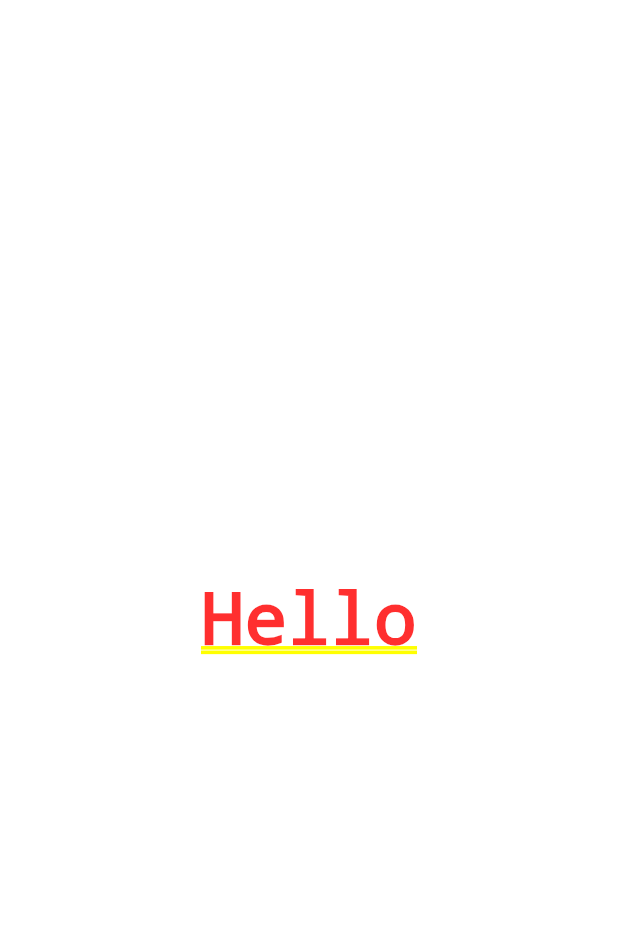
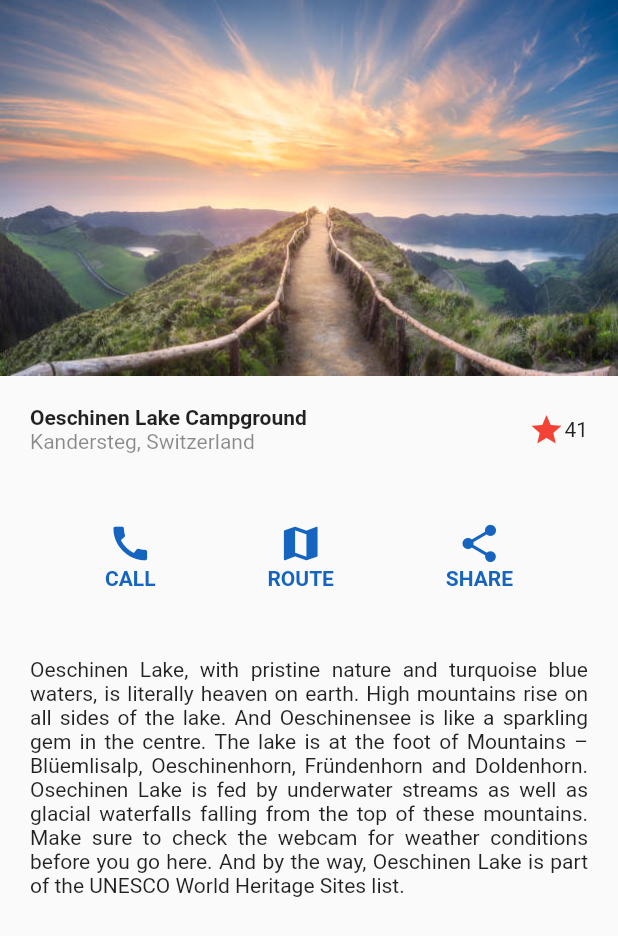
Before and after one commit to favioamarillapy/flutter_designs, a Flutter app: the screen it shows after launch, on a phone screen of 412 x 824 dp. Shown: the top 936 px of the screen. Run offline on Flutter 3.47's test engine with Material 2 defaults, Android fonts, the phone set to English and light mode, and no system bars.

Commit message:
Added travel design

```diff
--- a/lib/main.dart
+++ b/lib/main.dart
@@ -1,16 +1,27 @@
 import 'package:flutter/material.dart';
+import 'package:flutter_designs/src/screens/basic_design.dart';
 
 void main() => runApp(MyApp());
 
 class MyApp extends StatelessWidget {
   @override
   Widget build(BuildContext context) {
-    return const MaterialApp(
+    return MaterialApp(
       debugShowCheckedModeBanner: false,
       title: "App",
-      home: Center(
-        child: Text("Hello"),
-      ),
+      home: _TmpHomeScreen(),
+      initialRoute: 'basic_design',
+      routes: {'basic_design': ((context) => BasicDesignScreen())},
     );
   }
 }
+
+class _TmpHomeScreen extends StatelessWidget {
+  @override
+  Widget build(BuildContext context) {
+    return Column(
+      mainAxisAlignment: MainAxisAlignment.center,
+      children: [Text("hello")],
+    );
+  }
+}
--- /dev/null
+++ b/lib/src/screens/basic_design.dart
@@ -0,0 +1,109 @@
+import 'package:flutter/material.dart';
+
+class BasicDesignScreen extends StatelessWidget {
+  const BasicDesignScreen({Key? key}) : super(key: key);
+
+  @override
+  Widget build(BuildContext context) {
+    return Scaffold(
+      body: Column(
+        children: [
+          Image(image: AssetImage("assets/landscape.jpg")),
+          _TitleWidget(),
+          _SocialWidget(),
+          _DescriptionWidget()
+        ],
+      ),
+    );
+  }
+}
+
+class _TitleWidget extends StatelessWidget {
+  @override
+  Widget build(BuildContext context) {
+    return Container(
+      margin: const EdgeInsets.symmetric(horizontal: 20, vertical: 20),
+      child: Row(
+        children: [
+          Column(
+            crossAxisAlignment: CrossAxisAlignment.start,
+            children: [
+              Text(
+                "Oeschinen Lake Campground",
+                style: TextStyle(fontWeight: FontWeight.bold),
+              ),
+              Text("Kandersteg, Switzerland",
+                  style: TextStyle(color: Colors.black45))
+            ],
+          ),
+          Expanded(child: Container()),
+          Icon(
+            Icons.star,
+            color: Colors.red,
+          ),
+          Text("41"),
+        ],
+      ),
+    );
+  }
+}
+
+class _SocialWidget extends StatelessWidget {
+  const _SocialWidget({super.key});
+
+  @override
+  Widget build(BuildContext context) {
+    return Container(
+      padding: EdgeInsets.symmetric(horizontal: 70, vertical: 25),
+      child: Row(
+        mainAxisAlignment: MainAxisAlignment.spaceBetween,
+        children: [
+          SocialIconWidget(icon: Icons.call, text: "CALL"),
+          SocialIconWidget(icon: Icons.map, text: "ROUTE"),
+          SocialIconWidget(icon: Icons.share, text: "SHARE"),
+        ],
+      ),
+    );
+  }
+}
+
+class SocialIconWidget extends StatelessWidget {
+  final IconData icon;
+  final String text;
+
+  const SocialIconWidget({super.key, required this.icon, required this.text});
+
+  @override
+  Widget build(BuildContext context) {
+    return Column(
+      children: [
+        Icon(
+          icon,
+          color: Colors.blue.shade800,
+          size: 30,
+        ),
+        Text(
+          text,
+          style: TextStyle(
+              color: Colors.blue.shade800, fontWeight: FontWeight.w600),
+        )
+      ],
+    );
+  }
+}
+
+class _DescriptionWidget extends StatelessWidget {
+  const _DescriptionWidget({
+    Key? key,
+  }) : super(key: key);
+
+  @override
+  Widget build(BuildContext context) {
+    return Container(
+      margin: EdgeInsets.symmetric(horizontal: 20, vertical: 20),
+      child: Text(
+          "Oeschinen Lake, with pristine nature and turquoise blue waters, is literally heaven on earth. High mountains rise on all sides of the lake. And Oeschinensee is like a sparkling gem in the centre. The lake is at the foot of Mountains – Blüemlisalp, Oeschinenhorn, Fründenhorn and Doldenhorn. Osechinen Lake is fed by underwater streams as well as glacial waterfalls falling from the top of these mountains. Make sure to check the webcam for weather conditions before you go here. And by the way, Oeschinen Lake is part of the UNESCO World Heritage Sites list.",
+          textAlign: TextAlign.justify),
+    );
+  }
+}
--- a/pubspec.yaml
+++ b/pubspec.yaml
@@ -60,8 +60,8 @@ flutter:
   uses-material-design: true
 
   # To add assets to your application, add an assets section, like this:
-  # assets:
-  #   - images/a_dot_burr.jpeg
+  assets:
+    - assets/
   #   - images/a_dot_ham.jpeg
 
   # An image asset can refer to one or more resolution-specific "variants", see
```
Also changed, not shown: assets/landscape.jpg (added).
